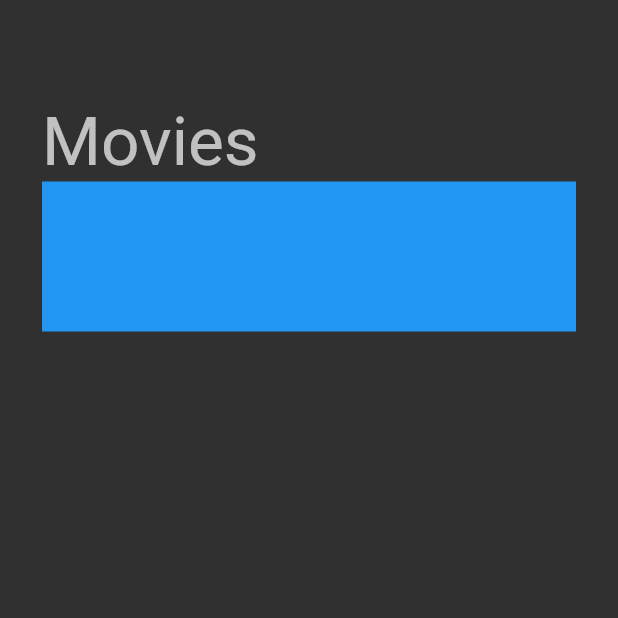
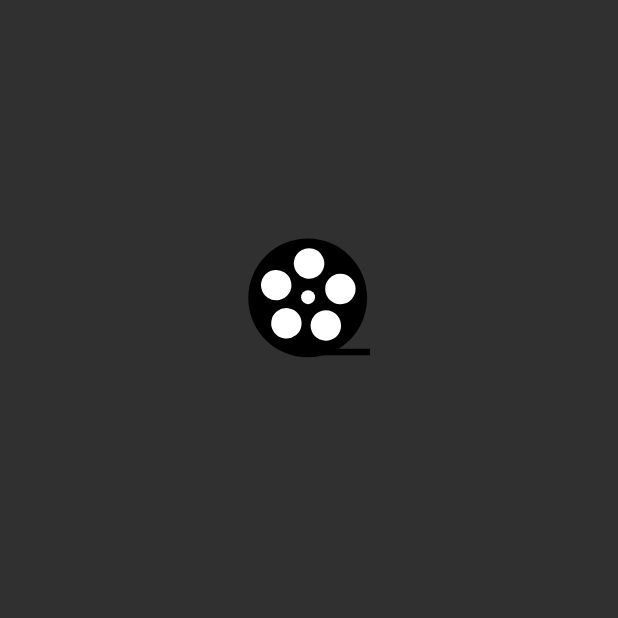
Before and after one commit to inocencio5117/the_movie_session, a Flutter app: the screen it shows after launch, on a phone screen of 412 x 824 dp, the top half of it. Run offline on Flutter 3.47's test engine with Material 2 defaults, Android fonts, the phone set to English and light mode, and no system bars; our stand-ins replace dio, lottie; network calls fail.

```diff
--- a/lib/pages/home_page.dart
+++ b/lib/pages/home_page.dart
@@ -1,4 +1,5 @@
 import 'package:flutter/material.dart';
+import 'package:lottie/lottie.dart';
 import 'package:the_movie_session/controllers/movie_controller.dart';
 import 'package:the_movie_session/models/movies_models.dart';
 import 'package:the_movie_session/repositories/movies_repository_imp.dart';
@@ -27,10 +28,21 @@ class _HomePageState extends State<HomePage> {
                     crossAxisAlignment: CrossAxisAlignment.start,
                     children: [
                   const SizedBox(height: 40),
-                  Text(
-                    "Movies",
-                    style: Theme.of(context).textTheme.headline3,
-                  ),
+                  ValueListenableBuilder(
+                      valueListenable: _controller.movies,
+                      builder: (_, movies, __) {
+                        return Visibility(
+                            visible: movies != null,
+                            child: Text(
+                              "Movies",
+                              style: Theme
+                                  .of(context)
+                                  .textTheme
+                                  .headline3,
+                            )
+                        );
+                      }
+    ),
                   ValueListenableBuilder<Movies?>(
                       valueListenable: _controller.movies,
                       builder: (_, movies, __) {
@@ -43,9 +55,10 @@ class _HomePageState extends State<HomePage> {
                                 separatorBuilder: (_, __) => const Divider(),
                               )
                             : Container(
-                                height: 100,
-                                color: Colors.blue,
-                              );
+                            alignment: Alignment.center,
+                            margin: const EdgeInsets.only(top: 80.0),
+                            child: Lottie.asset('assets/lottie.json')
+                        );
                       })
                 ]))));
   }
--- a/lib/widgets/custom_list_card_widget.dart
+++ b/lib/widgets/custom_list_card_widget.dart
@@ -15,6 +15,11 @@ class CustomListCardWidget extends StatelessWidget {
             Row(mainAxisAlignment: MainAxisAlignment.spaceBetween, children: [
           Image.network(
             API.REQUEST_IMG(movie.posterPath),
+            loadingBuilder: (_, child, progress) {
+              if (progress == null) return child;
+
+              return const CircularProgressIndicator.adaptive();
+            },
           ),
           Expanded(
               child: Padding(
--- a/pubspec.yaml
+++ b/pubspec.yaml
@@ -30,6 +30,7 @@ dependencies:
   flutter:
     sdk: flutter
   dio:
+  lottie:
 
 
   # The following adds the Cupertino Icons font to your application.
@@ -58,6 +59,8 @@ flutter:
   # the material Icons class.
   uses-material-design: true
 
+  assets:
+    - assets/lottie.json
   # To add assets to your application, add an assets section, like this:
   # assets:
   #   - images/a_dot_burr.jpeg
```
Also changed, not shown: assets/lottie.json (added, +1 -0 lines), pubspec.lock.
